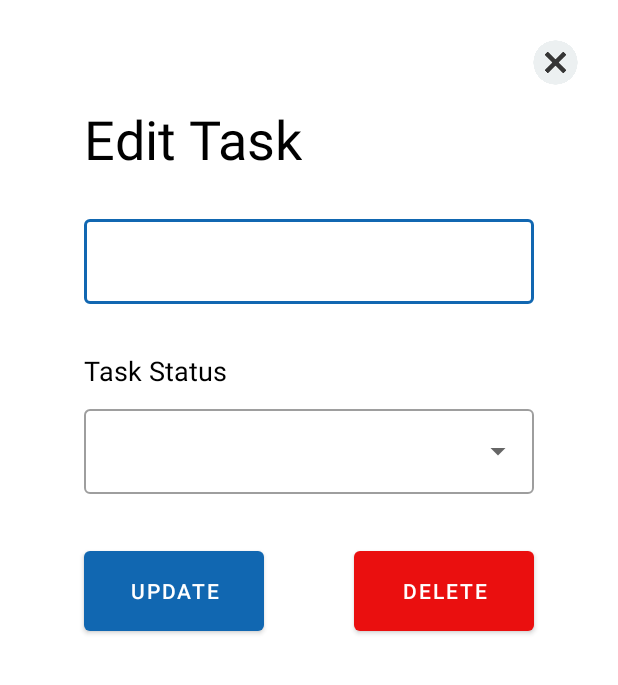
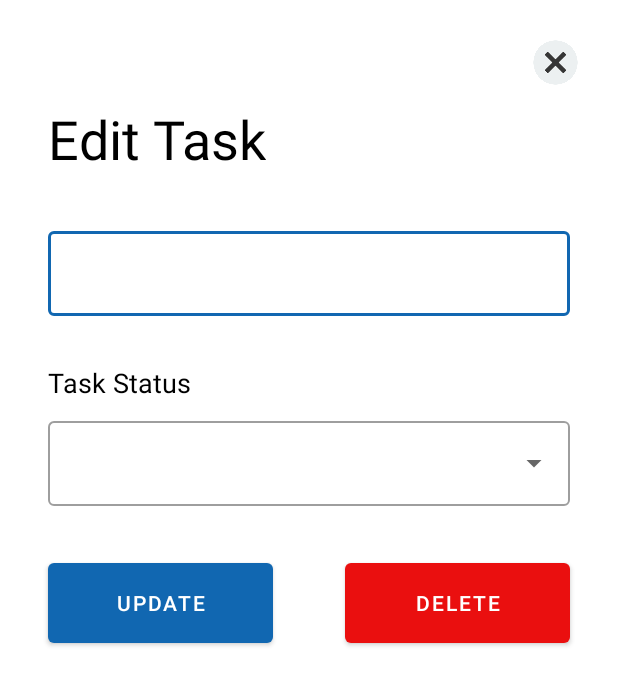
Before and after one commit to brwamirza/Task-manager, an Android app: the DetailActivity screen opened directly, with no data from a screen before it, on a phone screen of 412 x 824 dp. Shown: the top 685 px of the screen. Run offline under Robolectric (Android 15) with nearby library versions, the phone set to English and light mode, and no system bars; our stand-ins replace Firebase (no records; nobody signed in at launch, a user with empty details on screens opened directly); Roboto replaces fonts that are not available here.

Commit message:
updating layout

```diff
--- a/app/src/main/res/layout/activity_detail.xml
+++ b/app/src/main/res/layout/activity_detail.xml
@@ -34,7 +34,7 @@
         android:id="@+id/EditTaskText"
         android:layout_width="wrap_content"
         android:layout_height="wrap_content"
-        android:layout_marginStart="56dp"
+        android:layout_marginStart="32dp"
         android:layout_marginTop="68dp"
         android:text="@string/edit_task"
         android:textColor="#000000"
@@ -47,20 +47,19 @@
         style="@style/Widget.MaterialComponents.TextInputLayout.OutlinedBox"
         android:layout_width="match_parent"
         android:layout_height="wrap_content"
-        android:layout_marginStart="56dp"
-        android:layout_marginTop="24dp"
-        android:layout_marginEnd="56dp"
+        android:layout_marginStart="32dp"
+        android:layout_marginTop="32dp"
+        android:layout_marginEnd="32dp"
+        android:transitionGroup="true"
         app:endIconMode="clear_text"
         app:layout_constraintEnd_toEndOf="parent"
-        android:transitionGroup="true"
         app:layout_constraintStart_toStartOf="parent"
         app:layout_constraintTop_toBottomOf="@+id/EditTaskText">
 
         <com.google.android.material.textfield.TextInputEditText
             android:id="@+id/yourTaskInput"
             android:layout_width="match_parent"
-            android:layout_height="wrap_content"
-            />
+            android:layout_height="wrap_content" />
 
     </com.google.android.material.textfield.TextInputLayout>
 
@@ -68,7 +67,7 @@
         android:id="@+id/taskStatusTextView"
         android:layout_width="wrap_content"
         android:layout_height="wrap_content"
-        android:layout_marginStart="56dp"
+        android:layout_marginStart="32dp"
         android:layout_marginTop="32dp"
         android:text="@string/task_status"
         android:textColor="#000000"
@@ -81,9 +80,9 @@
         style="@style/Widget.MaterialComponents.TextInputLayout.OutlinedBox.ExposedDropdownMenu"
         android:layout_width="match_parent"
         android:layout_height="wrap_content"
-        android:layout_marginStart="56dp"
+        android:layout_marginStart="32dp"
         android:layout_marginTop="8dp"
-        android:layout_marginEnd="56dp"
+        android:layout_marginEnd="32dp"
         app:endIconMode="dropdown_menu"
         app:layout_constraintEnd_toEndOf="parent"
         app:layout_constraintStart_toStartOf="parent"
@@ -103,10 +102,10 @@
 
     <Button
         android:id="@+id/delete_button"
-        android:layout_width="120dp"
+        android:layout_width="150dp"
         android:layout_height="65dp"
         android:layout_marginTop="32dp"
-        android:layout_marginEnd="56dp"
+        android:layout_marginEnd="32dp"
         android:text="@string/delete"
         android:textColor="#FFFFFF"
         app:backgroundTint="#EA0F0F"
@@ -115,9 +114,9 @@
 
     <Button
         android:id="@+id/update_button"
-        android:layout_width="120dp"
+        android:layout_width="150dp"
         android:layout_height="65dp"
-        android:layout_marginStart="56dp"
+        android:layout_marginStart="32dp"
         android:layout_marginTop="32dp"
         android:text="@string/update"
         android:textColor="#FFFFFF"
```
Also changed, not shown: app/src/main/res/layout/activity_create.xml (+11 -11 lines).
